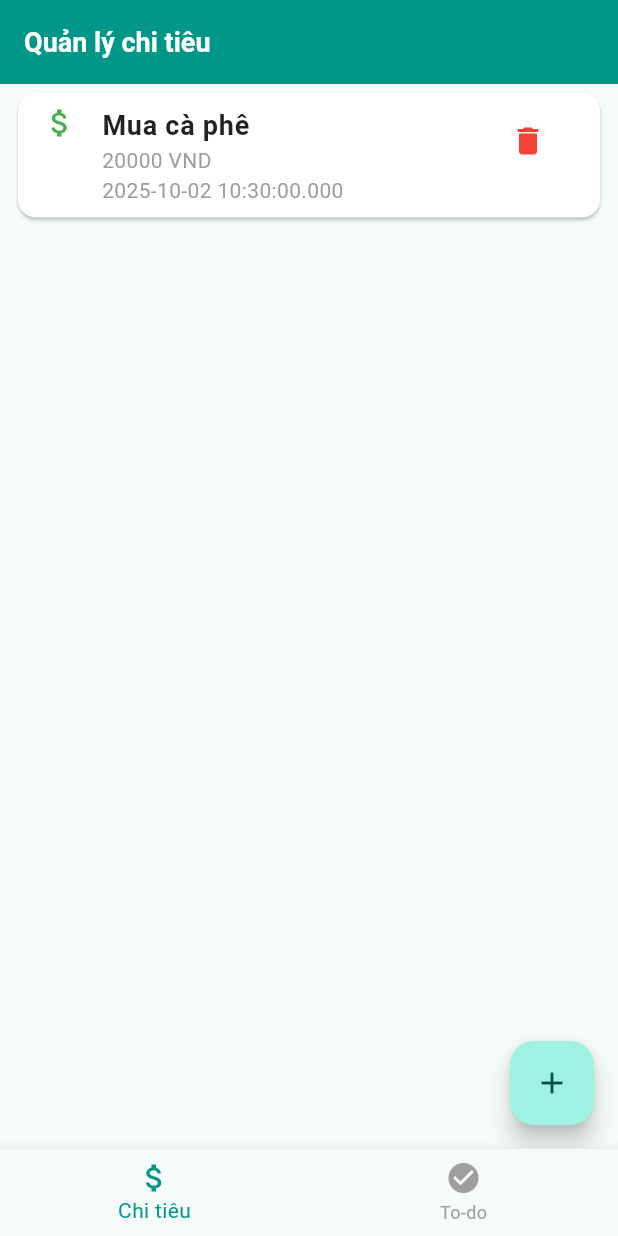
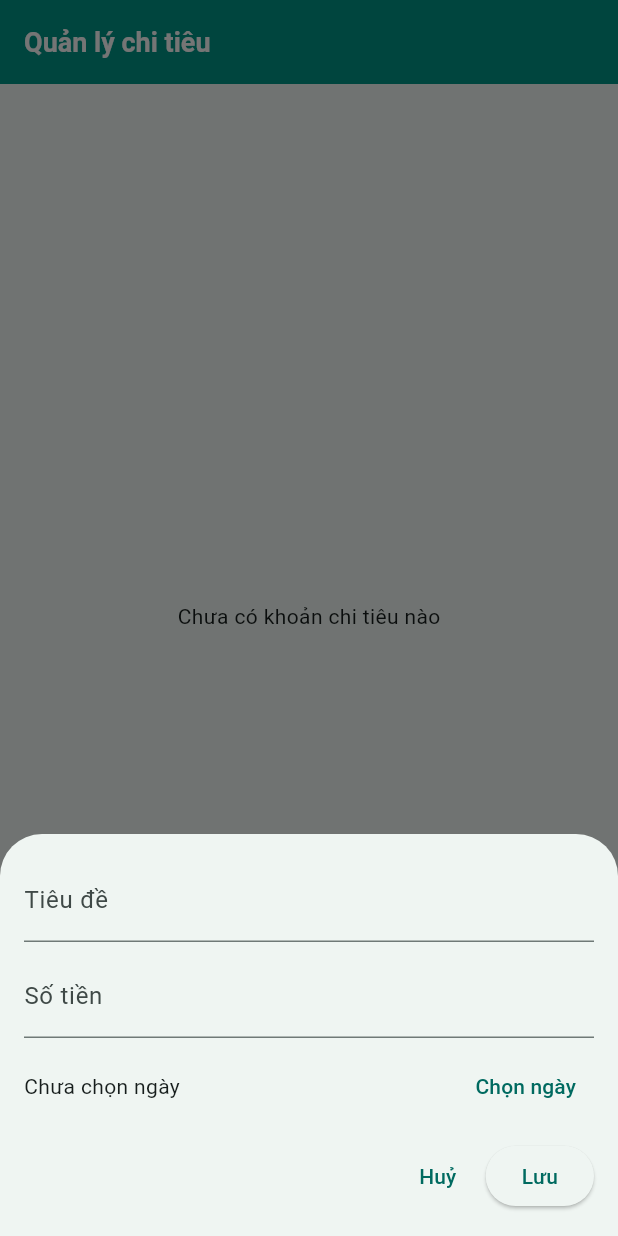
Before and after one commit to TrungTinTapCode/miniapp, a Flutter app: the screen it shows after launch, after a tap on the "add" icon, on a phone screen of 412 x 824 dp. Run offline on Flutter 3.47's test engine with Material 3 defaults, Android fonts, the phone set to English and light mode, and no system bars; our stand-ins replace sqflite; accounts and stored records are empty.

Commit message:
expense add

```diff
--- a/lib/database/db_helper.dart
+++ b/lib/database/db_helper.dart
@@ -1,6 +1,7 @@
 import 'package:sqflite/sqflite.dart';
 import 'package:path/path.dart';
 import '../models/task.dart';
+import '../models/expense.dart';
 
 class DBHelper {
   static Database? _db;
@@ -9,6 +10,12 @@ class DBHelper {
   static const String columnId = "id";
   static const String columnTitle = "title";
   static const String columnIsDone = "isDone";
+  // Expense table
+  static const String tableExpense = "expenses";
+  static const String columnExpenseId = "id";
+  static const String columnExpenseTitle = "title";
+  static const String columnExpenseAmount = "amount";
+  static const String columnExpenseDate = "date";
 
   static Future<Database> get database async {
     if (_db != null) return _db!;
@@ -18,11 +25,11 @@ class DBHelper {
 
   static Future<Database> initDB() async {
     final dbPath = await getDatabasesPath();
-    String path = join(dbPath, "todo.db");
+    String path = join(dbPath, "app.db");
 
     return await openDatabase(
       path,
-      version: 1,
+      version: 2,
       onCreate: (db, version) async {
         await db.execute('''
           CREATE TABLE $tableTask (
@@ -31,7 +38,61 @@ class DBHelper {
             $columnIsDone INTEGER
           )
         ''');
+        await db.execute('''
+          CREATE TABLE $tableExpense (
+            $columnExpenseId TEXT PRIMARY KEY,
+            $columnExpenseTitle TEXT,
+            $columnExpenseAmount REAL,
+            $columnExpenseDate INTEGER
+          )
+        ''');
       },
+      onUpgrade: (db, oldVersion, newVersion) async {
+        if (oldVersion < 2) {
+          await db.execute('''
+            CREATE TABLE $tableExpense (
+              $columnExpenseId TEXT PRIMARY KEY,
+              $columnExpenseTitle TEXT,
+              $columnExpenseAmount REAL,
+              $columnExpenseDate INTEGER
+            )
+          ''');
+        }
+      },
+    );
+  }
+
+  // Expense CRUD
+  static Future<int> insertExpense(Expense expense) async {
+    final db = await database;
+    return await db.insert(tableExpense, {
+      columnExpenseId: expense.id,
+      columnExpenseTitle: expense.title,
+      columnExpenseAmount: expense.amount,
+      columnExpenseDate: expense.date.millisecondsSinceEpoch,
+    });
+  }
+
+  static Future<List<Expense>> getExpenses() async {
+    final db = await database;
+    final List<Map<String, dynamic>> maps = await db.query(tableExpense);
+    return List.generate(maps.length, (i) {
+      final m = maps[i];
+      return Expense(
+        id: m[columnExpenseId],
+        title: m[columnExpenseTitle],
+        amount: (m[columnExpenseAmount] as num).toDouble(),
+        date: DateTime.fromMillisecondsSinceEpoch(m[columnExpenseDate]),
+      );
+    });
+  }
+
+  static Future<int> deleteExpense(String id) async {
+    final db = await database;
+    return await db.delete(
+      tableExpense,
+      where: "$columnExpenseId = ?",
+      whereArgs: [id],
     );
   }
 
@@ -58,10 +119,6 @@ class DBHelper {
 
   static Future<int> deleteTask(int id) async {
     final db = await database;
-    return await db.delete(
-      tableTask,
-      where: "$columnId = ?",
-      whereArgs: [id],
-    );
+    return await db.delete(tableTask, where: "$columnId = ?", whereArgs: [id]);
   }
 }
--- a/lib/providers/expense_provider.dart
+++ b/lib/providers/expense_provider.dart
@@ -1,18 +1,31 @@
 import 'package:flutter/foundation.dart';
 import '../models/expense.dart';
+import '../database/db_helper.dart';
 
 class ExpenseProvider with ChangeNotifier {
   final List<Expense> _expenses = [];
 
   List<Expense> get expenses => _expenses;
 
-  void addExpense(Expense expense) {
-    _expenses.add(expense);
-    notifyListeners(); // báo cho UI update
+  ExpenseProvider() {
+    // load existing expenses from DB
+    _loadExpenses();
   }
 
-  void removeExpense(String id) {
-    _expenses.removeWhere((e) => e.id == id);
+  Future<void> _loadExpenses() async {
+    final list = await DBHelper.getExpenses();
+    _expenses.clear();
+    _expenses.addAll(list);
     notifyListeners();
   }
+
+  Future<void> addExpense(Expense expense) async {
+    await DBHelper.insertExpense(expense);
+    await _loadExpenses();
+  }
+
+  Future<void> removeExpense(String id) async {
+    await DBHelper.deleteExpense(id);
+    await _loadExpenses();
+  }
 }
--- a/lib/screens/expense_screen.dart
+++ b/lib/screens/expense_screen.dart
@@ -4,8 +4,115 @@ import '../providers/expense_provider.dart';
 import '../models/expense.dart';
 import '../widgets/expense_item.dart';
 
-class ExpenseScreen extends StatelessWidget {
+class ExpenseScreen extends StatefulWidget {
   const ExpenseScreen({super.key});
+
+  @override
+  State<ExpenseScreen> createState() => _ExpenseScreenState();
+}
+
+class _ExpenseScreenState extends State<ExpenseScreen> {
+  void _openAddExpenseForm(BuildContext context) {
+    final _titleController = TextEditingController();
+    final _amountController = TextEditingController();
+    DateTime? _selectedDate;
+
+    void _submit(ExpenseProvider provider) {
+      final title = _titleController.text.trim();
+      final amount =
+          double.tryParse(_amountController.text.replaceAll(',', '.')) ?? 0;
+      final date = _selectedDate ?? DateTime.now();
+
+      if (title.isEmpty || amount <= 0) {
+        // simple validation
+        return;
+      }
+
+      provider.addExpense(
+        Expense(
+          id: DateTime.now().toIso8601String(),
+          title: title,
+          amount: amount,
+          date: date,
+        ),
+      );
+
+      Navigator.of(context).pop();
+    }
+
+    showModalBottomSheet(
+      context: context,
+      isScrollControlled: true,
+      builder: (ctx) {
+        final provider = Provider.of<ExpenseProvider>(ctx, listen: false);
+        return Padding(
+          padding: EdgeInsets.only(
+            bottom: MediaQuery.of(ctx).viewInsets.bottom + 16,
+            left: 16,
+            right: 16,
+            top: 16,
+          ),
+          child: Column(
+            mainAxisSize: MainAxisSize.min,
+            children: [
+              TextField(
+                controller: _titleController,
+                decoration: const InputDecoration(labelText: 'Tiêu đề'),
+              ),
+              const SizedBox(height: 8),
+              TextField(
+                controller: _amountController,
+                decoration: const InputDecoration(labelText: 'Số tiền'),
+                keyboardType: TextInputType.numberWithOptions(decimal: true),
+              ),
+              const SizedBox(height: 8),
+              Row(
+                children: [
+                  Expanded(
+                    child: Text(
+                      _selectedDate == null
+                          ? 'Chưa chọn ngày'
+                          : 'Ngày: ${_selectedDate!.toLocal().toString().split(' ')[0]}',
+                    ),
+                  ),
+                  TextButton(
+                    child: const Text('Chọn ngày'),
+                    onPressed: () async {
+                      final picked = await showDatePicker(
+                        context: ctx,
+                        initialDate: DateTime.now(),
+                        firstDate: DateTime(2000),
+                        lastDate: DateTime(2100),
+                      );
+                      if (picked != null) {
+                        setState(() {
+                          _selectedDate = picked;
+                        });
+                      }
+                    },
+                  ),
+                ],
+              ),
+              const SizedBox(height: 12),
+              Row(
+                mainAxisAlignment: MainAxisAlignment.end,
+                children: [
+                  TextButton(
+                    child: const Text('Huỷ'),
+                    onPressed: () => Navigator.of(ctx).pop(),
+                  ),
+                  ElevatedButton(
+                    child: const Text('Lưu'),
+                    onPressed: () => _submit(provider),
+                  ),
+                ],
+              ),
+            ],
+          ),
+        );
+      },
+    );
+  }
 
   @override
   Widget build(BuildContext context) {
@@ -13,7 +120,8 @@ class ExpenseScreen extends StatelessWidget {
     final expenses = expenseProvider.expenses;
 
     return Scaffold(
-      body: expenses.isEmpty
+      body:
+          expenses.isEmpty
               ? const Center(child: Text("Chưa có khoản chi tiêu nào"))
               : ListView.builder(
                 itemCount: expenses.length,
@@ -21,23 +129,12 @@ class ExpenseScreen extends StatelessWidget {
                   final Expense expense = expenses[i];
                   return ExpenseItem(
                     expense: expense,
-                  onDelete: () =>
-                      expenseProvider.removeExpense(expense.id),
+                    onDelete: () => expenseProvider.removeExpense(expense.id),
                   );
                 },
               ),
       floatingActionButton: FloatingActionButton(
-        onPressed: () {
-          // Thêm dữ liệu test nhanh
-          expenseProvider.addExpense(
-            Expense(
-              id: DateTime.now().toString(),
-              title: "Mua cà phê",
-              amount: 20000,
-              date: DateTime.now(),
-            ),
-          );
-        },
+        onPressed: () => _openAddExpenseForm(context),
         child: const Icon(Icons.add),
       ),
     );
```
Lines whose indentation alone changed are shown as unchanged.
